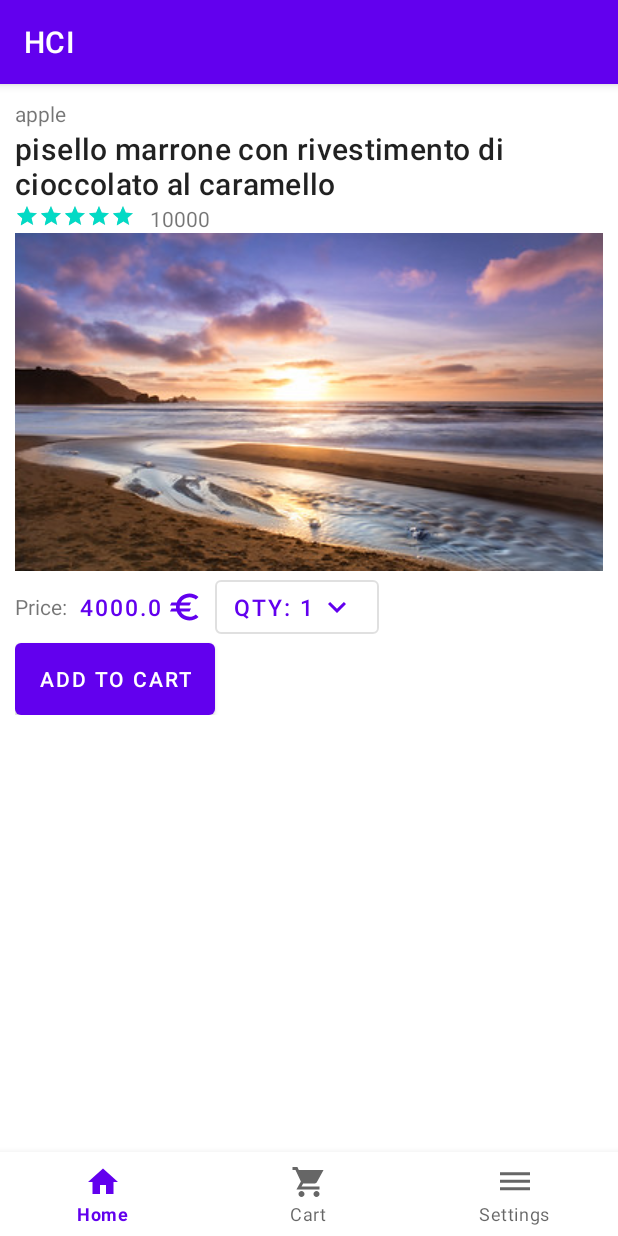
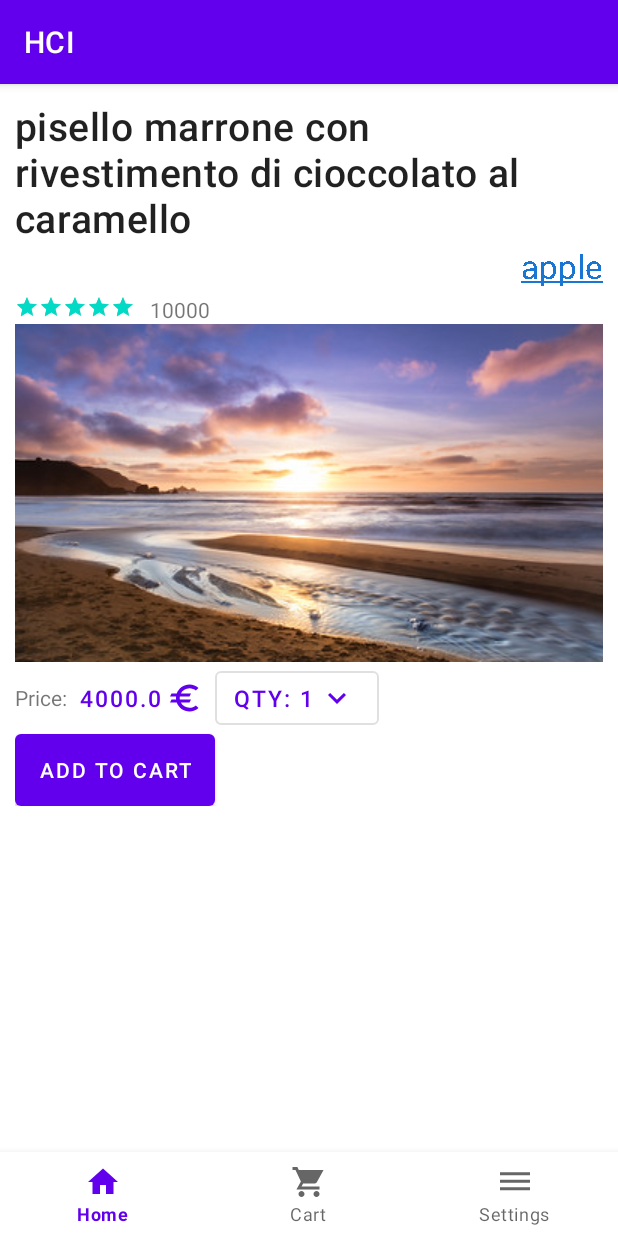
Before and after one commit to MizuNoMashu/HCI_Project, an Android app: the screen it shows after launch (MainActivity), after a tap on "pisello marrone con rivestimento di cioc", on a phone screen of 412 x 824 dp. Run offline under Robolectric (Android 15) with nearby library versions, the phone set to English and light mode, and no system bars; 3 other taps on this screen came first.

Commit message:
Change in settings and vendors

```diff
--- a/app/src/main/java/com/example/hci/DBHelper.kt
+++ b/app/src/main/java/com/example/hci/DBHelper.kt
@@ -6,6 +6,7 @@ import android.database.sqlite.SQLiteOpenHelper
 import com.example.hci.model.Cart
 import com.example.hci.model.Product
 import com.example.hci.model.User
+import com.example.hci.model.Vendor
 
 class DBHelper(var context: Context): SQLiteOpenHelper(context, database_name, null, 1) {
 
@@ -24,7 +25,7 @@ class DBHelper(var context: Context): SQLiteOpenHelper(context, database_name, n
                 "'${password_user}' TEXT NOT NULL," +
                 "'${address_user}' TEXT NOT NULL," +
                 "'${phone_user}' TEXT NOT NULL," +
-                "'${image_user}' BLOT," +
+                "'${image_user}' BLOB," +
                 "UNIQUE (${email_user}))"
 
         //db.execSQL("DROP TABLE IF EXISTS '${table_user}'" )
@@ -33,6 +34,9 @@ class DBHelper(var context: Context): SQLiteOpenHelper(context, database_name, n
         create = "CREATE TABLE IF NOT EXISTS '${table_vendor}'(" +
                 "'${id_vendor}' INTEGER PRIMARY KEY AUTOINCREMENT," +
                 "'${name_vendor}' TEXT NOT NULL," +
+                "'${desc_vendor}' TEXT NOT NULL," +
+                "'${eval_vendor}' TEXT NOT NULL," +
+                "'${img_vendor}' INTEGER," +
                 "UNIQUE (${name_vendor}))"
 
         db.execSQL(create)
@@ -77,25 +81,6 @@ class DBHelper(var context: Context): SQLiteOpenHelper(context, database_name, n
     override fun onUpgrade(db: SQLiteDatabase, oldVersion: Int, newVersion: Int) {
         db.execSQL("DROP TABLE IF EXISTS '${table_user}'" )
         onCreate(db)
-    }
-
-    fun getAll(): String{
-        val db = this.readableDatabase
-        var ret = ""
-        val cursor = db.rawQuery("SELECT * FROM '${table_user}'", null)
-        if(cursor.moveToFirst()){
-            do{
-                ret += cursor.getString(cursor.getColumnIndex(id_user))+" "
-                ret += cursor.getString(cursor.getColumnIndex(email_user))+" "
-                ret += cursor.getString(cursor.getColumnIndex(name_user))+" "
-                ret += cursor.getString(cursor.getColumnIndex(surname_user))+" "
-                ret += cursor.getString(cursor.getColumnIndex(password_user))+" "
-                ret += cursor.getString(cursor.getColumnIndex(address_user))+" "
-                ret += cursor.getString(cursor.getColumnIndex(phone_user))+"\n"
-            }while (cursor.moveToNext())
-        }
-        cursor.close()
-        return ret
     }
 
     fun create_contact(message_id: Int,message_uid: String): ArrayList<String> {
@@ -168,10 +153,10 @@ class DBHelper(var context: Context): SQLiteOpenHelper(context, database_name, n
         return 0
     }
 
-    fun insert_vendor(name: String): Int {
+    fun insert_vendor(name: String, descr: String, eval: String, imge: Int): Int {
         val db = this.writableDatabase
-        val query = "INSERT INTO '${table_vendor}' ('${name_vendor}') VALUES " +
-                "( '${name}')"
+        val query = "INSERT INTO '${table_vendor}' ('${name_vendor}', '${desc_vendor}', '${eval_vendor}', '${img_vendor}') VALUES " +
+                "( '${name}', '${descr}', '${eval}', '${imge}')"
         try{
             db.execSQL(query)
         } catch (e: Exception){
@@ -205,8 +190,6 @@ class DBHelper(var context: Context): SQLiteOpenHelper(context, database_name, n
 
         return messageList
     }
-
-
 
     fun insert_product(vid: Int , title: String, description: String, price: Float, review: Int, rating: Float, image: Int): Int {
         val db = this.writableDatabase
@@ -283,18 +266,17 @@ class DBHelper(var context: Context): SQLiteOpenHelper(context, database_name, n
         return cartList
     }
 
-    fun select_vendor(vid: Int): String {
+    fun select_vendor(vid: Int): Vendor {
         val db = this.readableDatabase
-        val vendor_name: String
+        val vendor: Vendor
         val cursor = db.rawQuery("SELECT * FROM '${table_vendor}' WHERE $id_vendor == '${vid}'" , null)
 
         cursor.moveToFirst()
-        vendor_name = cursor.getString(1)
+        vendor = Vendor(cursor.getString(1), cursor.getString(2), cursor.getString(3), cursor.getInt(4))
         cursor.close()
-        return vendor_name
+        return vendor
+    }
 
-
-    }
 
     fun select_user(nemail: String): User? {
         val db = this.readableDatabase
@@ -382,6 +364,9 @@ class DBHelper(var context: Context): SQLiteOpenHelper(context, database_name, n
         private const val table_vendor = "vendor"
         private const val id_vendor = "id"
         private const val name_vendor = "name"
+        private const val desc_vendor = "desc"
+        private const val eval_vendor = "eval"
+        private const val img_vendor = "image"
 
         private const val table_product = "product"
         private const val vid_product = "id"
--- a/app/src/main/java/com/example/hci/Item_description.kt
+++ b/app/src/main/java/com/example/hci/Item_description.kt
@@ -1,6 +1,7 @@
 package com.example.hci
 
 
+import android.graphics.Paint
 import android.os.Bundle
 import android.view.LayoutInflater
 import android.view.View
@@ -36,7 +37,8 @@ class Item_description : Fragment() {
             binding.price.text = bundle.getString("price")
             binding.itemImage.setImageResource(bundle.getInt("image"))
             binding.stars.rating = bundle.getFloat("stars")
-            binding.vendorName.text = ldb?.select_vendor(bundle.getInt("id_vendor"))
+            binding.vendorName.text = ldb?.select_vendor(bundle.getInt("id_vendor"))?.name
+            binding.vendorName.setPaintFlags(Paint.UNDERLINE_TEXT_FLAG)
         }
 
 
--- a/app/src/main/java/com/example/hci/MainActivity.kt
+++ b/app/src/main/java/com/example/hci/MainActivity.kt
@@ -39,9 +39,9 @@ class MainActivity : AppCompatActivity() {
         }
         ldb = DBHelper(this)
         ldb?.insert_user("ciao@ok.oi", "Giacomino", "Prova", "ciaociao", "via prova 123", "33344455566")
-        ldb?.insert_vendor("apple")
-        ldb?.insert_vendor("Facebook")
-        ldb?.insert_vendor("xiaomi")
+        ldb?.insert_vendor("apple", "Sells electronics devices", "4.7/5", R.drawable.apple_logo)
+        ldb?.insert_vendor("Facebook", "Social network", "4.1/5", R.drawable.facebook_logo)
+        ldb?.insert_vendor("xiaomi", "Sells electronics devices", "4.5/5", R.drawable.xiaomi_logo)
         ldb?.insert_product(1 , "pisello marrone con rivestimento di cioccolato al caramello",
             "un oggetto bellissimo" , 4000F,10000, 5F,  R.drawable.image1)
         ldb?.insert_product(1,"pisello marrone con rivestimento di cioccolato al caramello e pistacchio panna briciole adsalskalskalskalskalkslask",
--- /dev/null
+++ b/app/src/main/java/com/example/hci/model/Vendor.kt
@@ -0,0 +1,8 @@
+package com.example.hci.model
+
+class Vendor(nname: String, ndesc: String, neval: String ,nimage: Int) {
+    val name = nname
+    val desc = ndesc
+    val eval = neval
+    val image = nimage
+}
--- a/app/src/main/res/layout/fragment_item_description.xml
+++ b/app/src/main/res/layout/fragment_item_description.xml
@@ -8,7 +8,7 @@
     <ScrollView
         android:layout_width="match_parent"
         android:layout_height="match_parent">
-        <LinearLayout
+        <androidx.constraintlayout.widget.ConstraintLayout
             android:layout_width="match_parent"
             android:layout_height="match_parent"
             android:layout_marginLeft="10dp"
@@ -21,19 +21,29 @@
                 android:id="@+id/vendor_name"
                 android:layout_width="wrap_content"
                 android:layout_height="wrap_content"
-                android:text="Vendor name" />
+                android:text="Vendor name"
+                android:textColor="#1976D2"
+                android:textSize="22sp"
+                app:layout_constraintEnd_toEndOf="parent"
+                app:layout_constraintTop_toBottomOf="@+id/item_name" />
 
             <TextView
                 android:id="@+id/item_name"
                 android:layout_width="wrap_content"
                 android:layout_height="wrap_content"
                 android:text="Product Name"
-                android:textAppearance="?attr/textAppearanceHeadline6" />
+                android:textAppearance="?attr/textAppearanceHeadline6"
+                android:textSize="26sp"
+                app:layout_constraintStart_toStartOf="parent"
+                app:layout_constraintTop_toTopOf="parent" />
 
             <LinearLayout
+                android:id="@+id/linearLayout3"
                 android:layout_width="match_parent"
                 android:layout_height="wrap_content"
-                android:orientation="horizontal">
+                android:orientation="horizontal"
+                app:layout_constraintBottom_toTopOf="@+id/item_image"
+                tools:layout_editor_absoluteX="0dp">
 
                 <RatingBar
                     android:id="@+id/stars"
@@ -56,21 +66,26 @@
                 android:id="@+id/item_image"
                 android:layout_width="match_parent"
                 android:layout_height="wrap_content"
+                android:layout_marginTop="24dp"
                 android:scaleType="centerCrop"
-                android:src="@drawable/ic_launcher_background" />
+                android:src="@drawable/ic_launcher_background"
+                app:layout_constraintStart_toStartOf="parent"
+                app:layout_constraintTop_toBottomOf="@+id/vendor_name" />
 
             <LinearLayout
+                android:id="@+id/linearLayout4"
                 android:layout_width="match_parent"
                 android:layout_height="wrap_content"
-                android:orientation="horizontal">
+                android:orientation="horizontal"
+                app:layout_constraintTop_toBottomOf="@+id/item_image"
+                tools:layout_editor_absoluteX="0dp">
 
                 <TextView
                     android:id="@+id/price_fixed"
                     android:layout_width="wrap_content"
                     android:layout_height="match_parent"
                     android:gravity="center"
-                    android:text="Price:"
-                    />
+                    android:text="Price:" />
 
                 <com.google.android.material.button.MaterialButton
                     android:id="@+id/price"
@@ -79,7 +94,7 @@
                     android:layout_height="match_parent"
                     android:clickable="false"
                     android:text="Text button"
-                    android:textSize="15sp"
+                    android:textSize="15dp"
                     app:icon="@drawable/ic_baseline_euro_24"
                     app:iconGravity="textEnd" />
 
@@ -95,14 +110,17 @@
                     app:iconGravity="textEnd" />
 
             </LinearLayout>
+
             <com.google.android.material.button.MaterialButton
                 android:id="@+id/add_to_cart"
                 android:layout_width="wrap_content"
                 android:layout_height="wrap_content"
                 android:insetTop="0dp"
                 android:insetBottom="0dp"
-                android:text="Add to cart"/>
-        </LinearLayout>
+                android:text="Add to cart"
+                app:layout_constraintStart_toStartOf="parent"
+                app:layout_constraintTop_toBottomOf="@+id/linearLayout4" />
+        </androidx.constraintlayout.widget.ConstraintLayout>
     </ScrollView>
 
 
```
Also changed, not shown: app/src/main/java/com/example/hci/VendorFragment.kt (+18 -7 lines), app/src/main/res/drawable/apple_logo.png (added), app/src/main/res/drawable/facebook_logo.png (added), app/src/main/res/drawable/xiaomi_logo.png (added).
